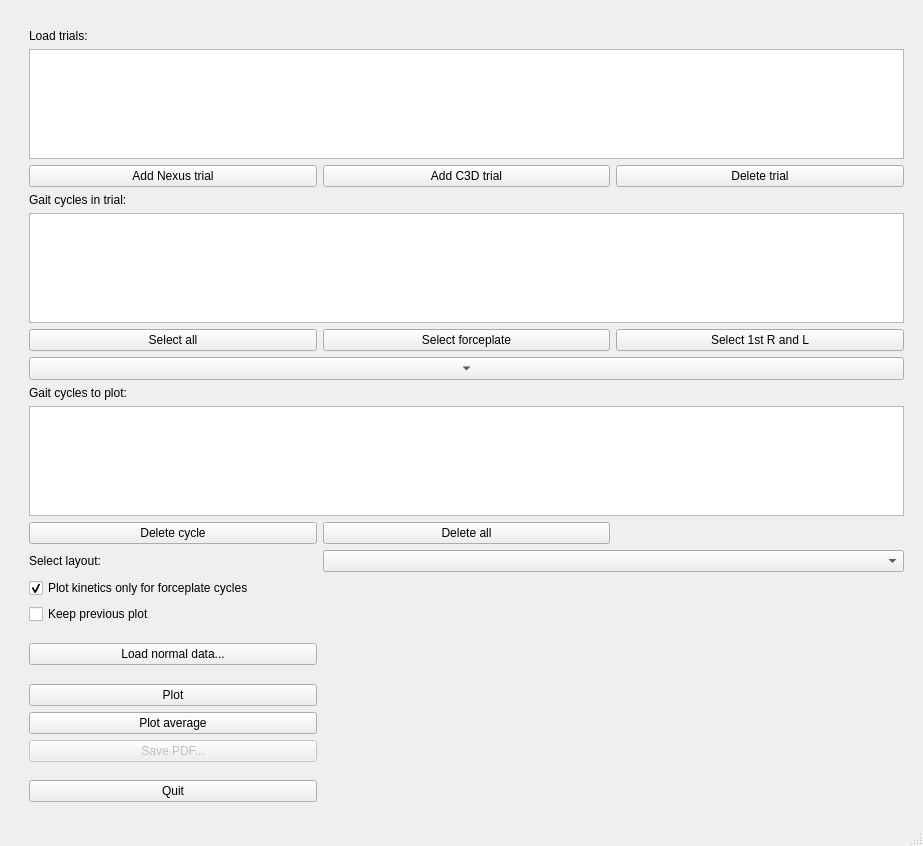
Qt form plotter_gui.ui (NCH-Motion-Laboratory/gaitutils) before a commit.
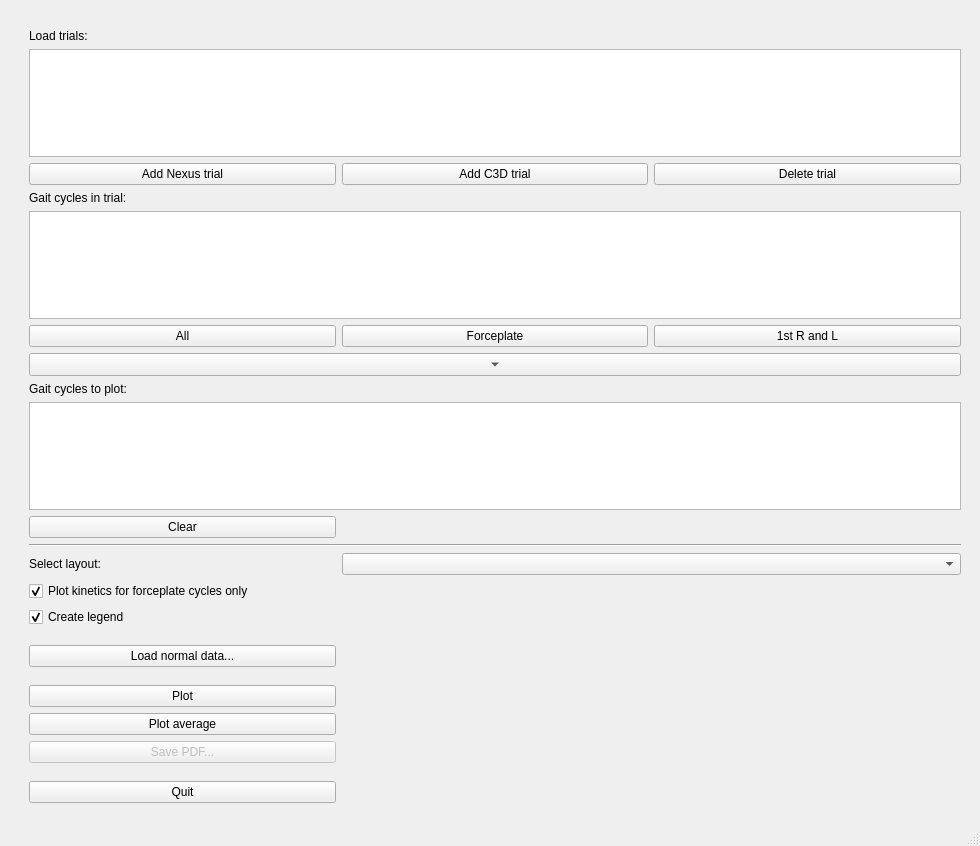
The same form after that commit. Custom widgets are drawn as their Qt base class.

Patch:
```diff
--- a/plotter_gui.ui
+++ b/plotter_gui.ui
@@ -6,7 +6,7 @@
    <rect>
     <x>0</x>
     <y>0</y>
-    <width>923</width>
+    <width>980</width>
     <height>846</height>
    </rect>
   </property>
@@ -17,17 +17,50 @@
    <layout class="QVBoxLayout" name="verticalLayout">
     <item>
      <layout class="QGridLayout" name="mainGridLayout">
-      <item row="22" column="1">
-       <widget class="QCheckBox" name="checkBox">
-        <property name="enabled">
+      <item row="14" column="1">
+       <widget class="QLabel" name="label_4">
+        <property name="text">
+         <string>Gait cycles to plot:</string>
+        </property>
+       </widget>
+      </item>
+      <item row="20" column="1">
+       <spacer name="verticalSpacer_4">
+        <property name="orientation">
+         <enum>Qt::Vertical</enum>
+        </property>
+        <property name="sizeHint" stdset="0">
+         <size>
+          <width>20</width>
+          <height>20</height>
+         </size>
+        </property>
+       </spacer>
+      </item>
+      <item row="35" column="1">
+       <spacer name="verticalSpacer">
+        <property name="orientation">
+         <enum>Qt::Vertical</enum>
+        </property>
+        <property name="sizeHint" stdset="0">
+         <size>
+          <width>20</width>
+          <height>40</height>
+         </size>
+        </property>
+       </spacer>
+      </item>
+      <item row="23" column="1">
+       <widget class="QCheckBox" name="xbLegend">
+        <property name="text">
+         <string>Create legend</string>
+        </property>
+        <property name="checked">
          <bool>true</bool>
         </property>
-        <property name="text">
-         <string>Keep previous plot</string>
-        </property>
        </widget>
       </item>
-      <item row="20" column="2" colspan="2">
+      <item row="21" column="2" colspan="2">
        <widget class="QComboBox" name="cbLayout">
         <property name="sizePolicy">
          <sizepolicy hsizetype="Preferred" vsizetype="Fixed">
@@ -75,7 +108,7 @@
         </property>
        </spacer>
       </item>
-      <item row="25" column="1">
+      <item row="26" column="1">
        <spacer name="verticalSpacer_3">
         <property name="orientation">
          <enum>Qt::Vertical</enum>
@@ -88,7 +121,7 @@
         </property>
        </spacer>
       </item>
-      <item row="20" column="1">
+      <item row="21" column="1">
        <widget class="QLabel" name="label">
         <property name="text">
          <string>Select layout:</string>
@@ -111,10 +144,10 @@
         </property>
        </spacer>
       </item>
-      <item row="21" column="1">
+      <item row="22" column="1" colspan="2">
        <widget class="QCheckBox" name="xbKineticsFpOnly">
         <property name="text">
-         <string>Plot kinetics only for forceplate cycles</string>
+         <string>Plot kinetics for forceplate cycles only</string>
         </property>
         <property name="checked">
          <bool>true</bool>
@@ -128,53 +161,20 @@
         </property>
        </widget>
       </item>
-      <item row="26" column="1">
+      <item row="27" column="1">
        <widget class="QPushButton" name="btnPlot">
         <property name="text">
          <string>Plot</string>
         </property>
        </widget>
       </item>
-      <item row="33" column="1">
+      <item row="34" column="1">
        <widget class="QPushButton" name="btnQuit">
         <property name="text">
          <string>Quit</string>
         </property>
        </widget>
       </item>
-      <item row="34" column="1">
-       <spacer name="verticalSpacer">
-        <property name="orientation">
-         <enum>Qt::Vertical</enum>
-        </property>
-        <property name="sizeHint" stdset="0">
-         <size>
-          <width>20</width>
-          <height>40</height>
-         </size>
-        </property>
-       </spacer>
-      </item>
-      <item row="19" column="1">
-       <spacer name="verticalSpacer_4">
-        <property name="orientation">
-         <enum>Qt::Vertical</enum>
-        </property>
-        <property name="sizeHint" stdset="0">
-         <size>
-          <width>20</width>
-          <height>20</height>
-         </size>
-        </property>
-       </spacer>
-      </item>
-      <item row="14" column="1">
-       <widget class="QLabel" name="label_4">
-        <property name="text">
-         <string>Gait cycles to plot:</string>
-        </property>
-       </widget>
-      </item>
       <item row="3" column="1" rowspan="3" colspan="3">
        <widget class="NiceListWidget" name="listTrials">
         <property name="sizePolicy">
@@ -202,7 +202,7 @@
       <item row="11" column="2">
        <widget class="QPushButton" name="btnSelectForceplateCycles">
         <property name="text">
-         <string>Select forceplate</string>
+         <string>Forceplate</string>
         </property>
        </widget>
       </item>
@@ -238,14 +238,14 @@
       <item row="11" column="3">
        <widget class="QPushButton" name="btnSelect1stCycles">
         <property name="text">
-         <string>Select 1st R and L</string>
+         <string>1st R and L</string>
         </property>
        </widget>
       </item>
       <item row="11" column="1">
        <widget class="QPushButton" name="btnSelectAllCycles">
         <property name="text">
-         <string>Select all</string>
+         <string>All</string>
         </property>
        </widget>
       </item>
@@ -259,21 +259,21 @@
         </property>
        </widget>
       </item>
-      <item row="24" column="1">
+      <item row="25" column="1">
        <widget class="QPushButton" name="pushButton">
         <property name="text">
          <string>Load normal data...</string>
         </property>
        </widget>
       </item>
-      <item row="27" column="1">
+      <item row="28" column="1">
        <widget class="QPushButton" name="pushButton_2">
         <property name="text">
          <string>Plot average</string>
         </property>
        </widget>
       </item>
-      <item row="29" column="1">
+      <item row="30" column="1">
        <spacer name="verticalSpacer_5">
         <property name="orientation">
          <enum>Qt::Vertical</enum>
@@ -286,7 +286,7 @@
         </property>
        </spacer>
       </item>
-      <item row="23" column="1">
+      <item row="24" column="1">
        <spacer name="verticalSpacer_6">
         <property name="orientation">
          <enum>Qt::Vertical</enum>
@@ -299,7 +299,7 @@
         </property>
        </spacer>
       </item>
-      <item row="28" column="1">
+      <item row="29" column="1">
        <widget class="QPushButton" name="btnSavePDF">
         <property name="enabled">
          <bool>false</bool>
@@ -309,23 +309,23 @@
         </property>
        </widget>
       </item>
-      <item row="18" column="1">
-       <widget class="QPushButton" name="btnDeleteCycle">
-        <property name="text">
-         <string>Delete cycle</string>
-        </property>
-       </widget>
-      </item>
-      <item row="18" column="2">
-       <widget class="QPushButton" name="btnDeleteAll">
-        <property name="text">
-         <string>Delete all</string>
-        </property>
-       </widget>
-      </item>
       <item row="15" column="1" rowspan="3" colspan="3">
        <widget class="NiceListWidget" name="listCyclesToPlot"/>
       </item>
+      <item row="19" column="1" colspan="3">
+       <widget class="Line" name="line">
+        <property name="orientation">
+         <enum>Qt::Horizontal</enum>
+        </property>
+       </widget>
+      </item>
+      <item row="18" column="1">
+       <widget class="QPushButton" name="btnClearCyclesToPlot">
+        <property name="text">
+         <string>Clear</string>
+        </property>
+       </widget>
+      </item>
      </layout>
     </item>
    </layout>
```
Left out of the diff: 2 changed lines with no effect on the pictures.
